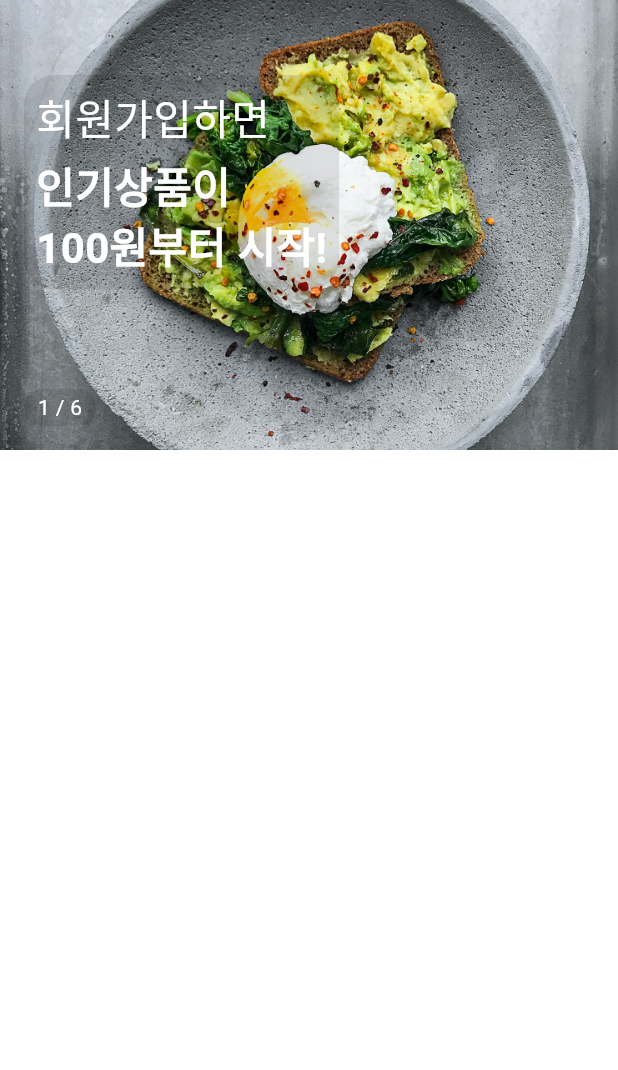
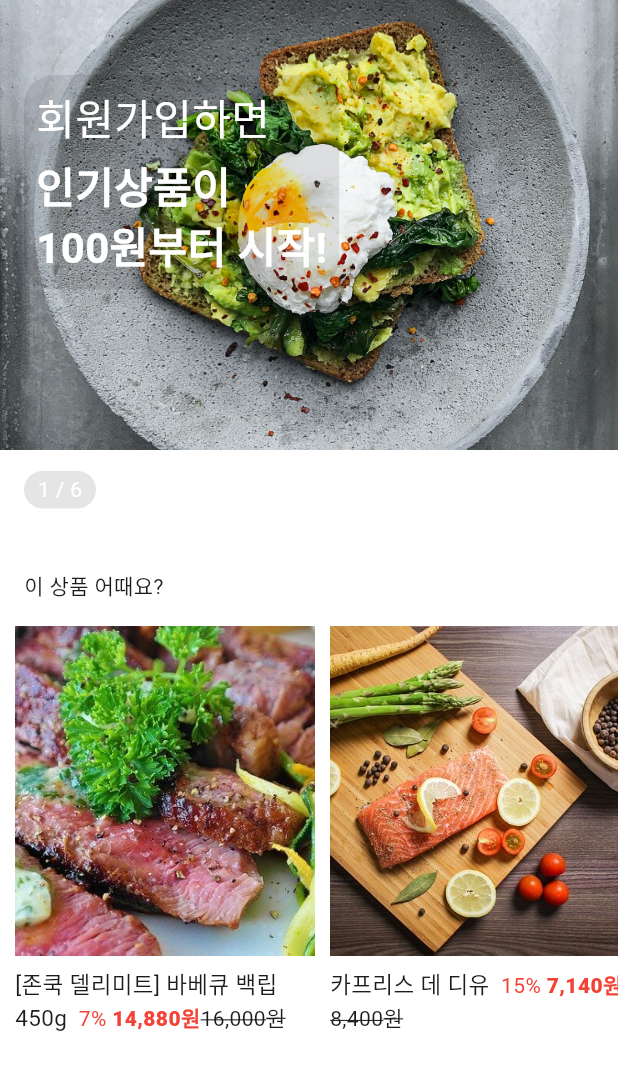
Before and after one commit to trofi92/market_kurly_ui, a Flutter app: the KurlyPage screen opened directly, on a phone screen of 412 x 824 dp. Shown: the top 1070 px of the screen. Run offline on Flutter 3.47's test engine with Material 3 defaults, Android fonts, the phone set to English and light mode, and no system bars; our stand-ins replace flutter_svg, google_fonts.

Commit message:
day008 : 배너 무한스크롤 구현, 아이템 목록 구현

```diff
--- a/lib/models/product.dart
+++ b/lib/models/product.dart
@@ -9,37 +9,37 @@ class Product {
 
 List<Product> productList = [
   Product(
-    imagePath: "/assets/images/kurly_product_0.jpg",
+    imagePath: "assets/images/kurly_product_0.jpg",
     title: "[존쿡 델리미트] 바베큐 백립 450g",
     price: 16000,
     discount: 7,
   ),
   Product(
-    imagePath: "/assets/images/kurly_product_1.jpg",
+    imagePath: "assets/images/kurly_product_1.jpg",
     title: "카프리스 데 디유",
     price: 8400,
     discount: 15,
   ),
   Product(
-    imagePath: "/assets/images/kurly_product_2.jpg",
+    imagePath: "assets/images/kurly_product_2.jpg",
     title: "[당일수확] 친환경 하우스 딸기 (설향)",
     price: 8900,
     discount: 35,
   ),
   Product(
-    imagePath: "/assets/images/kurly_product_3.jpg",
+    imagePath: "assets/images/kurly_product_3.jpg",
     title: "[청오건강] 무항생제 손질 새우 230g",
     price: 6200,
     discount: 10,
   ),
   Product(
-    imagePath: "/assets/images/kurly_product_4.jpg",
+    imagePath: "assets/images/kurly_product_4.jpg",
     title: "[호주산]토마호크 신선 불고기 700g",
     price: 32000,
     discount: 15,
   ),
   Product(
-    imagePath: "/assets/images/kurly_product_5.jpg",
+    imagePath: "assets/images/kurly_product_5.jpg",
     title: "[맛있게 한끼] 국산콩 두부",
     price: 4600,
     discount: 15,
--- /dev/null
+++ b/lib/screens/components/product_item.dart
@@ -0,0 +1,88 @@
+import 'package:flutter/material.dart';
+import 'package:market_curly_ui/models/product.dart';
+import 'package:market_curly_ui/string_extensions.dart';
+import 'package:market_curly_ui/theme.dart';
+
+class ProductItem extends StatelessWidget {
+  final Product product;
+  final bool? lineChange;
+  final double? textContainerHeight;
+
+  const ProductItem({
+    super.key,
+    required this.product,
+    this.lineChange,
+    this.textContainerHeight = 80,
+  });
+
+  @override
+  Widget build(BuildContext context) {
+    return Column(
+      crossAxisAlignment: CrossAxisAlignment.stretch,
+      children: [
+        Expanded(
+          child: InkWell(
+            onTap: () {},
+            child: Image.asset(
+              product.imagePath ?? 'assets/images/kurly_banner_0.jpg',
+              fit: BoxFit.cover,
+              errorBuilder: (context, error, stackTrace) {
+                return Container(
+                  color: Colors.grey[200],
+                  child: const Center(
+                    child: Icon(
+                      Icons.image_not_supported,
+                      color: Colors.grey,
+                    ),
+                  ),
+                );
+              },
+            ),
+          ),
+        ),
+        Container(
+          height: textContainerHeight,
+          width: double.infinity,
+          padding: const EdgeInsets.only(top: 8),
+          child: Text.rich(
+            TextSpan(
+              children: [
+                TextSpan(
+                    text: "${product.title} ${lineChange == true ? "\n" : ""}",
+                    style: textTheme().bodyLarge),
+                TextSpan(
+                    text: " ${product.discount}% ",
+                    style: textTheme().bodyMedium?.copyWith(
+                          color: Colors.red,
+                        )),
+                discountPrice(
+                  product.price ?? 0,
+                  product.discount ?? 0,
+                ),
+                TextSpan(
+                  text: "${product.price?.toString().numberFormat()}원",
+                  style: textTheme()
+                      .bodyMedium
+                      ?.copyWith(decoration: TextDecoration.lineThrough),
+                ),
+              ],
+            ),
+          ),
+        )
+      ],
+    );
+  }
+
+  TextSpan discountPrice(int price, int discount) {
+    double discountRate = ((100 - discount) / 100);
+    int discountPrice = (price * discountRate).toInt();
+
+    return TextSpan(
+      text: "${discountPrice.toString().numberFormat()}원",
+      style: textTheme().bodyMedium?.copyWith(
+            color: Colors.red,
+            fontWeight: FontWeight.w900,
+          ),
+    );
+  }
+}
--- a/lib/screens/home/components/kurly_banner_item.dart
+++ b/lib/screens/home/components/kurly_banner_item.dart
@@ -19,24 +19,34 @@ class _KurlyBannerItemState extends State<KurlyBannerItem> {
       children: [
         SizedBox(
           height: 300,
-          child: PageView.builder(
-            itemCount: list.length,
+          child: list.isEmpty
+              ? const Center(
+                  child: Text('표시할 배너가 없습니다.'),
+                )
+              : PageView.builder(
+                  itemCount: null,
+                  controller: PageController(
+                    initialPage: 0,
+                  ),
                   itemBuilder: (context, index) {
+                    final adjustedIndex = index % list.length;
                     return Stack(
                       children: [
                         Container(
                           decoration: BoxDecoration(
                             image: DecorationImage(
-                          image: AssetImage(list[index].bannerImage),
-                          fit: BoxFit.cover),
+                              image:
+                                  AssetImage(list[adjustedIndex].bannerImage),
+                              fit: BoxFit.cover,
+                            ),
                           ),
                         ),
                         Positioned(
                           top: 50,
                           left: 16,
                           child: BoxBorderText(
-                      title: list[index].eventTitle,
-                      subTitle: list[index].eventContent,
+                            title: list[adjustedIndex].eventTitle,
+                            subTitle: list[adjustedIndex].eventContent,
                           ),
                         ),
                       ],
@@ -44,7 +54,7 @@ class _KurlyBannerItemState extends State<KurlyBannerItem> {
                   },
                   onPageChanged: (value) {
                     setState(() {
-                currentPage = value;
+                      currentPage = value % list.length;
                     });
                   },
                 ),
--- a/lib/screens/home/components/kurly_page.dart
+++ b/lib/screens/home/components/kurly_page.dart
@@ -1,5 +1,8 @@
 import 'package:flutter/material.dart';
+import 'package:market_curly_ui/models/product.dart';
+import 'package:market_curly_ui/screens/components/product_item.dart';
 import 'package:market_curly_ui/screens/home/components/kurly_banner_item.dart';
+import 'package:market_curly_ui/theme.dart';
 
 class KurlyPage extends StatelessWidget {
   const KurlyPage({super.key});
@@ -9,7 +12,29 @@ class KurlyPage extends StatelessWidget {
     return Scaffold(
       body: ListView(
         children: [
-          KurlyBannerItem(),
+          SizedBox(
+            height: 355,
+            child: KurlyBannerItem(),
+          ),
+          SizedBox(height: 25),
+          Padding(
+            padding: const EdgeInsets.only(left: 16, bottom: 16),
+            child: Text("이 상품 어때요?", style: textTheme().headlineLarge),
+          ),
+          SizedBox(
+            height: 300,
+            child: ListView.builder(
+              scrollDirection: Axis.horizontal,
+              itemCount: productList.length,
+              itemBuilder: (context, index) => Padding(
+                padding: EdgeInsets.only(left: 10),
+                child: SizedBox(
+                  width: 200,
+                  child: ProductItem(product: productList[index]),
+                ),
+              ),
+            ),
+          ),
         ],
       ),
     );
```
Lines whose indentation alone changed are shown as unchanged.
